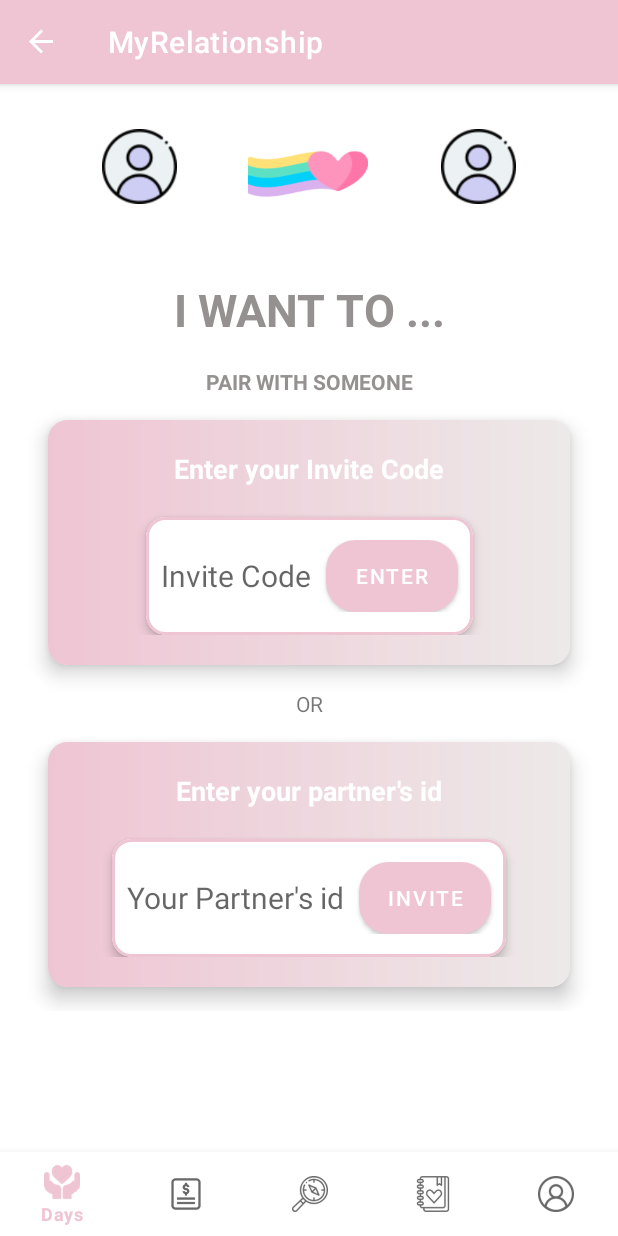
After one commit to panqier/CoupleApp, an Android app: the MyRelationshipFragment screen opened through its navigation route, on a phone screen of 412 x 824 dp. The commit adds this screen. Run offline under Robolectric (Android 15) with nearby library versions, the phone set to English and light mode, and no system bars; our stand-ins replace Firebase (no records; nobody signed in at launch, a user with empty details on screens opened directly), navigation-ui.

Commit message:
Set up Fragment of MyRelationship

```diff
--- /dev/null
+++ b/app/src/main/java/com/example/couple/data/data/Pair.kt
@@ -0,0 +1,6 @@
+package com.example.couple.data.data
+
+data class Pair(
+    val user1: UserProfile,
+    val user2: UserProfile
+)
--- a/app/src/main/java/com/example/couple/ui/my/MyFragment.kt
+++ b/app/src/main/java/com/example/couple/ui/my/MyFragment.kt
@@ -91,6 +91,9 @@ class MyFragment : Fragment() {
         binding.includeMyInfoCard.root.setOnClickListener {
             Navigation.findNavController(it).navigate(R.id.action_myFragment_to_myInformationFragment)
         }
+        binding.includeRelationshipCard.root.setOnClickListener {
+            Navigation.findNavController(it).navigate(R.id.action_navigation_my_to_navigation_my_relationship)
+        }
     }
 
     private val getContent = registerForActivityResult(ActivityResultContracts.PickVisualMedia()) { uri: Uri? ->
--- /dev/null
+++ b/app/src/main/java/com/example/couple/ui/my/MyRelationshipFragment.kt
@@ -0,0 +1,32 @@
+package com.example.couple.ui.my
+
+import android.os.Bundle
+import android.view.LayoutInflater
+import android.view.View
+import android.view.ViewGroup
+import androidx.fragment.app.Fragment
+import androidx.lifecycle.ViewModelProvider
+import com.example.couple.databinding.MyRelationshipFragmentBinding
+
+class MyRelationshipFragment :Fragment(){
+    private lateinit var binding: MyRelationshipFragmentBinding
+    private lateinit var myViewModel: MyViewModel
+
+    override fun onCreateView(
+        inflater: LayoutInflater,
+        container: ViewGroup?,
+        savedInstanceState: Bundle?
+    ): View {
+        binding = MyRelationshipFragmentBinding.inflate(inflater,container,false)
+        return binding.root
+    }
+
+    override fun onCreate(savedInstanceState: Bundle?) {
+        super.onCreate(savedInstanceState)
+        activity.let {
+            myViewModel =
+                ViewModelProvider(this)[MyViewModel::class.java]
+        }
+    }
+
+}
--- /dev/null
+++ b/app/src/main/res/drawable/my_relationship_pair_card_gradient_bg.xml
@@ -0,0 +1,7 @@
+<?xml version="1.0" encoding="utf-8"?>
+<shape xmlns:android="http://schemas.android.com/apk/res/android">
+    <gradient
+        android:endColor="@color/blue_7F6"
+        android:startColor="@color/blue_AF6"
+        android:type="linear"/>
+</shape>
--- /dev/null
+++ b/app/src/main/res/drawable/my_relationship_pair_partner_button.xml
@@ -0,0 +1,5 @@
+<shape xmlns:android="http://schemas.android.com/apk/res/android"
+    android:shape="rectangle">
+    <solid android:color="@color/purple_500" />
+    <corners android:radius="20dp"/>
+</shape>
--- a/app/src/main/res/layout/include_days_card_layout.xml
+++ b/app/src/main/res/layout/include_days_card_layout.xml
@@ -2,7 +2,6 @@
 <androidx.cardview.widget.CardView
     xmlns:android="http://schemas.android.com/apk/res/android"
     xmlns:app="http://schemas.android.com/apk/res-auto"
-    xmlns:tools="http://schemas.android.com/tools"
     android:layout_width="match_parent"
     android:layout_height="wrap_content"
     app:cardCornerRadius="13dp"
@@ -31,6 +30,7 @@
             android:id="@+id/days_card_heart_icon"
             android:layout_width="30dp"
             android:layout_height="40dp"
+            android:contentDescription="@string/days_card_heart_icon"
             android:paddingHorizontal="3dp"
             app:layout_constraintStart_toEndOf="@id/days_card_profile_icon_left"
             app:layout_constraintBottom_toBottomOf="@id/days_card_profile_icon_left"
--- /dev/null
+++ b/app/src/main/res/layout/include_my_relationship_pair_card.xml
@@ -0,0 +1,44 @@
+<?xml version="1.0" encoding="utf-8"?>
+<androidx.cardview.widget.CardView
+    xmlns:android="http://schemas.android.com/apk/res/android"
+    xmlns:app="http://schemas.android.com/apk/res-auto"
+    android:layout_width="match_parent"
+    android:layout_height="wrap_content"
+    app:cardCornerRadius="13dp"
+    app:cardPreventCornerOverlap="true"
+    app:cardUseCompatPadding="true"
+    app:cardElevation="8dp">
+
+    <androidx.constraintlayout.widget.ConstraintLayout
+        android:layout_width="match_parent"
+        android:layout_height="wrap_content"
+        android:paddingBottom="20dp"
+        android:background="@drawable/my_profile_gradient_bg">
+
+        <TextView
+            android:id="@+id/my_relationship_body_text"
+            android:layout_width="wrap_content"
+            android:layout_height="wrap_content"
+            android:layout_marginTop="20dp"
+            android:paddingHorizontal="50dp"
+            android:textSize="18sp"
+            android:textStyle="bold"
+            android:textColor="@color/white"
+            app:layout_constraintTop_toTopOf="parent"
+            app:layout_constraintStart_toStartOf="parent"
+            app:layout_constraintEnd_toEndOf="parent"
+            android:text="@string/my_relationship_partner_paired_text"/>
+
+        <include
+            android:layout_width="wrap_content"
+            android:layout_height="wrap_content"
+            layout="@layout/include_relationship_pair_bind"
+            android:layout_marginTop="20dp"
+            app:layout_constraintTop_toBottomOf="@id/my_relationship_body_text"
+            app:layout_constraintStart_toStartOf="parent"
+            app:layout_constraintEnd_toEndOf="parent"/>
+
+    </androidx.constraintlayout.widget.ConstraintLayout>
+
+
+</androidx.cardview.widget.CardView>
--- /dev/null
+++ b/app/src/main/res/layout/include_my_relationship_pair_one.xml
@@ -0,0 +1,44 @@
+<?xml version="1.0" encoding="utf-8"?>
+<androidx.cardview.widget.CardView
+    xmlns:android="http://schemas.android.com/apk/res/android"
+    xmlns:app="http://schemas.android.com/apk/res-auto"
+    android:layout_width="match_parent"
+    android:layout_height="wrap_content"
+    app:cardCornerRadius="13dp"
+    app:cardPreventCornerOverlap="true"
+    app:cardUseCompatPadding="true"
+    app:cardElevation="8dp">
+
+    <androidx.constraintlayout.widget.ConstraintLayout
+        android:layout_width="match_parent"
+        android:layout_height="wrap_content"
+        android:paddingBottom="20dp"
+        android:background="@drawable/my_profile_gradient_bg">
+
+        <TextView
+            android:id="@+id/my_relationship_body_text"
+            android:layout_width="wrap_content"
+            android:layout_height="wrap_content"
+            android:layout_marginTop="20dp"
+            android:paddingHorizontal="50dp"
+            android:textSize="18sp"
+            android:textStyle="bold"
+            android:textColor="@color/white"
+            app:layout_constraintTop_toTopOf="parent"
+            app:layout_constraintStart_toStartOf="parent"
+            app:layout_constraintEnd_toEndOf="parent"
+            android:text="@string/enter_your_invite_code_to_pair"/>
+
+        <include
+            android:layout_width="wrap_content"
+            android:layout_height="wrap_content"
+            layout="@layout/include_relationship_invite_code_pair"
+            android:layout_marginTop="20dp"
+            app:layout_constraintTop_toBottomOf="@id/my_relationship_body_text"
+            app:layout_constraintStart_toStartOf="parent"
+            app:layout_constraintEnd_toEndOf="parent"/>
+
+    </androidx.constraintlayout.widget.ConstraintLayout>
+
+
+</androidx.cardview.widget.CardView>
--- /dev/null
+++ b/app/src/main/res/layout/include_relationship_invite_code_pair.xml
@@ -0,0 +1,46 @@
+<?xml version="1.0" encoding="utf-8"?>
+<com.google.android.material.card.MaterialCardView
+    xmlns:android="http://schemas.android.com/apk/res/android"
+    xmlns:app="http://schemas.android.com/apk/res-auto"
+    android:layout_width="match_parent"
+    android:layout_height="wrap_content"
+    android:clickable="true"
+    android:focusable="true"
+    app:cardCornerRadius="13dp"
+    app:strokeWidth="2dp"
+    app:strokeColor="@color/pink_FC5"
+    android:layout_margin="15dp"
+    app:cardElevation="4dp">
+
+    <androidx.constraintlayout.widget.ConstraintLayout
+        android:layout_width="match_parent"
+        android:layout_height="wrap_content"
+        android:paddingVertical="15dp">
+
+        <EditText
+            android:id="@+id/my_relationship_partner_code_input"
+            android:layout_width="wrap_content"
+            android:layout_height="wrap_content"
+            android:inputType="number"
+            android:layout_margin="10dp"
+            android:background="@android:color/transparent"
+            app:layout_constraintTop_toTopOf="parent"
+            app:layout_constraintStart_toStartOf="parent"
+            app:layout_constraintEnd_toStartOf="@id/my_relationship_enter_button"
+            android:hint="@string/invite_code"
+            android:singleLine="true"
+            android:textSize="20sp" />
+
+        <Button
+            android:id="@+id/my_relationship_enter_button"
+            android:layout_width="wrap_content"
+            android:layout_height="wrap_content"
+            android:layout_marginEnd="10dp"
+            android:text="@string/enter"
+            android:background="@drawable/my_relationship_pair_partner_button"
+            app:layout_constraintEnd_toEndOf="parent"
+            app:layout_constraintTop_toTopOf="parent" />
+
+    </androidx.constraintlayout.widget.ConstraintLayout>
+
+</com.google.android.material.card.MaterialCardView>
--- /dev/null
+++ b/app/src/main/res/layout/include_relationship_pair_bind.xml
@@ -0,0 +1,46 @@
+<?xml version="1.0" encoding="utf-8"?>
+<com.google.android.material.card.MaterialCardView
+    xmlns:android="http://schemas.android.com/apk/res/android"
+    xmlns:app="http://schemas.android.com/apk/res-auto"
+    android:layout_width="match_parent"
+    android:layout_height="wrap_content"
+    android:clickable="true"
+    android:focusable="true"
+    app:cardCornerRadius="13dp"
+    app:strokeWidth="2dp"
+    app:strokeColor="@color/pink_FC5"
+    android:layout_margin="15dp"
+    app:cardElevation="4dp">
+
+    <androidx.constraintlayout.widget.ConstraintLayout
+        android:layout_width="match_parent"
+        android:layout_height="wrap_content"
+        android:paddingVertical="15dp">
+
+        <EditText
+            android:id="@+id/my_relationship_partner_id_input"
+            android:layout_width="wrap_content"
+            android:layout_height="wrap_content"
+            android:inputType="number"
+            android:layout_margin="10dp"
+            android:background="@android:color/transparent"
+            app:layout_constraintTop_toTopOf="parent"
+            app:layout_constraintStart_toStartOf="parent"
+            app:layout_constraintEnd_toStartOf="@id/my_relationship_pair_button"
+            android:hint="@string/your_partner_id"
+            android:singleLine="true"
+            android:textSize="20sp" />
+
+        <Button
+            android:id="@+id/my_relationship_pair_button"
+            android:layout_width="wrap_content"
+            android:layout_height="wrap_content"
+            android:layout_marginEnd="10dp"
+            android:text="@string/pair_button"
+            android:background="@drawable/my_relationship_pair_partner_button"
+            app:layout_constraintEnd_toEndOf="parent"
+            app:layout_constraintTop_toTopOf="parent" />
+
+    </androidx.constraintlayout.widget.ConstraintLayout>
+
+</com.google.android.material.card.MaterialCardView>
--- /dev/null
+++ b/app/src/main/res/layout/my_relationship_fragment.xml
@@ -0,0 +1,131 @@
+<?xml version="1.0" encoding="utf-8"?>
+<androidx.constraintlayout.widget.ConstraintLayout xmlns:android="http://schemas.android.com/apk/res/android"
+    android:layout_width="match_parent"
+    android:layout_height="match_parent"
+    xmlns:app="http://schemas.android.com/apk/res-auto">
+
+    <androidx.constraintlayout.widget.ConstraintLayout
+        android:id="@+id/my_relationship_header"
+        android:layout_width="match_parent"
+        android:layout_height="wrap_content"
+        android:paddingTop="30dp"
+        android:paddingBottom="40dp"
+        app:layout_constraintStart_toStartOf="parent"
+        app:layout_constraintTop_toTopOf="parent">
+
+        <ImageView
+            android:id="@+id/my_relationship_photo_left"
+            android:layout_width="50dp"
+            android:layout_height="50dp"
+            android:contentDescription="@string/my_profile_user_photo_button"
+            app:layout_constraintStart_toStartOf="parent"
+            app:layout_constraintBottom_toBottomOf="parent"
+            app:layout_constraintEnd_toStartOf="@id/my_relationship_photo_bridge"
+            android:background="@drawable/ic_my_profile_photo"
+            android:layout_marginStart="20dp"/>
+
+        <ImageView
+            android:id="@+id/my_relationship_photo_bridge"
+            android:layout_width="80dp"
+            android:layout_height="60dp"
+            android:contentDescription="@string/my_relationship_bridge_image"
+            android:background="@drawable/ic_my_relationship_bridge"
+            app:layout_constraintEnd_toEndOf="parent"
+            app:layout_constraintHorizontal_bias="0.498"
+            app:layout_constraintStart_toStartOf="parent"
+            app:layout_constraintTop_toTopOf="@id/my_relationship_photo_left" />
+
+        <ImageView
+            android:id="@+id/my_relationship_photo_right"
+            android:layout_width="50dp"
+            android:layout_height="50dp"
+            android:contentDescription="@string/my_profile_user_photo_button"
+            app:layout_constraintEnd_toEndOf="parent"
+            app:layout_constraintStart_toEndOf="@id/my_relationship_photo_bridge"
+            app:layout_constraintBottom_toBottomOf="parent"
+            android:background="@drawable/ic_my_profile_photo"
+            android:layout_marginEnd="20dp"/>
+
+        <TextView
+            android:id="@+id/my_relationship_status_text"
+            android:layout_width="wrap_content"
+            android:layout_height="wrap_content"
+            android:text="@string/my_relationship_status"
+            android:textColor="@color/black"
+            android:textSize="16sp"
+            app:layout_constraintTop_toBottomOf="@id/my_relationship_photo_bridge"
+            app:layout_constraintStart_toStartOf="parent"
+            app:layout_constraintEnd_toEndOf="parent"/>
+
+    </androidx.constraintlayout.widget.ConstraintLayout>
+
+
+    <androidx.constraintlayout.widget.ConstraintLayout
+        android:layout_width="match_parent"
+        android:layout_height="wrap_content"
+        android:paddingBottom="30dp"
+        android:layout_marginHorizontal="10dp"
+        app:layout_constraintTop_toBottomOf="@id/my_relationship_header"
+        app:layout_constraintStart_toStartOf="parent"
+        app:layout_constraintEnd_toEndOf="parent">
+
+        <TextView
+            android:id="@+id/my_relationship_pair_text"
+            android:layout_width="wrap_content"
+            android:layout_height="wrap_content"
+            android:text="@string/my_relationship_body_text"
+            android:textSize="30sp"
+            android:textStyle="bold"
+            android:textAllCaps="true"
+            android:textColor="@color/grey_591"
+            app:layout_constraintStart_toStartOf="parent"
+            app:layout_constraintEnd_toEndOf="parent"
+            app:layout_constraintTop_toTopOf="parent"
+            android:layout_marginTop="10dp"/>
+
+        <TextView
+            android:id="@+id/my_relationship_pair_desc_text"
+            android:layout_width="wrap_content"
+            android:layout_height="wrap_content"
+            android:layout_marginTop="18dp"
+            android:textAllCaps="true"
+            android:textStyle="bold"
+            android:textColor="@color/grey_591"
+            app:layout_constraintTop_toBottomOf="@id/my_relationship_pair_text"
+            android:text="@string/pair_with_someone"
+            app:layout_constraintStart_toStartOf="parent"
+            app:layout_constraintEnd_toEndOf="parent"/>
+
+        <include
+            android:id="@+id/my_relationship_enter_invite_code_card"
+            android:layout_width="match_parent"
+            android:layout_height="wrap_content"
+            android:layout_marginHorizontal="10dp"
+            layout="@layout/include_my_relationship_pair_one"
+            app:layout_constraintStart_toStartOf="parent"
+            app:layout_constraintEnd_toEndOf="parent"
+            app:layout_constraintTop_toBottomOf="@id/my_relationship_pair_desc_text"/>
+
+        <TextView
+            android:id="@+id/my_relationship_or_text"
+            android:layout_width="wrap_content"
+            android:layout_height="wrap_content"
+            app:layout_constraintStart_toStartOf="parent"
+            app:layout_constraintEnd_toEndOf="parent"
+            app:layout_constraintTop_toBottomOf="@id/my_relationship_enter_invite_code_card"
+            android:text="@string/or"/>
+
+        <include
+            android:id="@+id/my_relationship_partner_id_card"
+            android:layout_width="match_parent"
+            android:layout_height="wrap_content"
+            layout="@layout/include_my_relationship_pair_card"
+            android:layout_marginHorizontal="10dp"
+            app:layout_constraintStart_toStartOf="parent"
+            app:layout_constraintEnd_toEndOf="parent"
+            app:layout_constraintTop_toBottomOf="@id/my_relationship_or_text"
+            app:layout_constraintBottom_toBottomOf="parent"/>
+
+    </androidx.constraintlayout.widget.ConstraintLayout>
+
+</androidx.constraintlayout.widget.ConstraintLayout>
--- a/app/src/main/res/navigation/mobile_navigation.xml
+++ b/app/src/main/res/navigation/mobile_navigation.xml
@@ -40,6 +40,11 @@
             app:destination="@id/navigation_my_info"
             app:enterAnim="@android:anim/slide_in_left"
             app:exitAnim="@android:anim/slide_out_right" />
+        <action
+            android:id="@+id/action_navigation_my_to_navigation_my_relationship"
+            app:destination="@id/navigation_my_relationship"
+            app:popEnterAnim="@anim/nav_default_pop_enter_anim"
+            app:popExitAnim="@anim/nav_default_pop_exit_anim" />
     </fragment>
 
     <fragment
@@ -48,4 +53,10 @@
         android:label="MyInformation"
         tools:layout="@layout/my_information_fragment"/>
 
+    <fragment
+        android:id="@+id/navigation_my_relationship"
+        android:name="com.example.couple.ui.my.MyRelationshipFragment"
+        android:label="MyRelationship"
+        tools:layout="@layout/my_relationship_fragment"/>
+
 </navigation>
--- a/app/src/main/res/values/colors.xml
+++ b/app/src/main/res/values/colors.xml
@@ -17,4 +17,10 @@
     <color name="grey_591">#959191</color>
     <color name="grey_26A">#726A6664</color>
     <color name="grey_626">#262627</color>
+    <color name="yellow_BCB">#E0DBCB</color>
+    <color name="grey_DBD">#BDBDBD</color>
+    <color name="blue_CED">#B5DCED</color>
+    <color name="blue_7F4">#7FE7F4</color>
+    <color name="blue_7F6">#92D7F6</color>
+    <color name="blue_AF6">#CEEAF6</color>
 </resources>
--- a/app/src/main/res/values/strings.xml
+++ b/app/src/main/res/values/strings.xml
@@ -30,6 +30,13 @@
     <string name="profile_edit_user_agreement">User Agreement</string>
     <string name="profile_edit_log_out">Log Out</string>
     <string name="profile_edit_my_id_prefix">id: </string>
+    <string name="my_profile_name">Name</string>
+    <string name="my_relationship_status">My Current status: single</string>
+    <string name="my_relationship_body_text">I want to ...</string>
+    <string name="my_relationship_partner_paired_text">Enter your partner\'s id</string>
+    <string name="your_partner_id">Your Partner\'s id</string>
+    <string name="pair_with_someone">Pair with Someone</string>
+    <string name="pair_button">Invite</string>
 
     //login
     <string name="login_login_text">Login/Register</string>
@@ -42,5 +49,10 @@
     <string name="send_link">Send Link</string>
     <string name="reset_password_close_button">Reset password close button</string>
     <string name="login_page_image">login_page_image</string>
-    <string name="my_profile_name">Name</string>
+    <string name="enter_your_invite_code_to_pair">Enter your Invite Code</string>
+    <string name="invite_code">Invite Code</string>
+    <string name="enter">Enter</string>
+    <string name="or">OR</string>
+    <string name="my_relationship_bridge_image">my_relationship_bridge_image</string>
+    <string name="days_card_heart_icon">days card heart icon</string>
 </resources>
```
Also changed, not shown: app/src/main/res/drawable/ic_my_relationship_bridge.png (added), app/src/main/res/drawable/ic_my_relationship_cupid.png (added).
